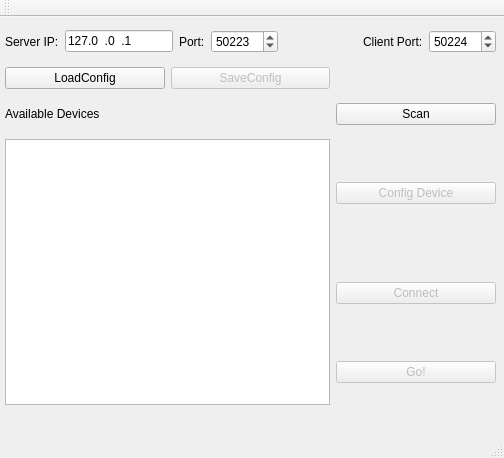
Above: Apps/g.Tec/g.NEEDaccess/src/mainwindow.ui from sccn/lsl_archived before the change. Below: the same form after it.
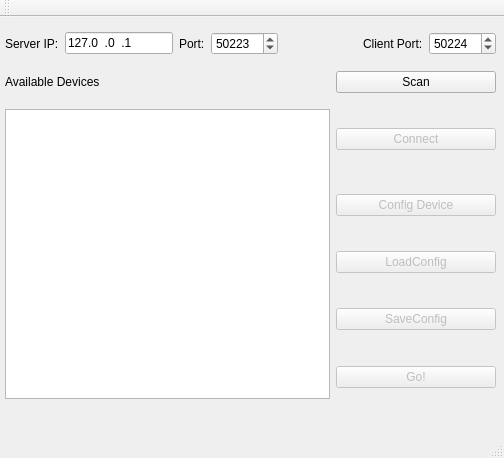
That is the form after the change.

Commit message: g.NEEDaccess - Preliminary GUI for g.USBamps

The edit to the form file:
```diff
--- a/Apps/g.Tec/g.NEEDaccess/src/mainwindow.ui
+++ b/Apps/g.Tec/g.NEEDaccess/src/mainwindow.ui
@@ -39,50 +39,6 @@
      <property name="horizontalSpacing">
       <number>6</number>
      </property>
-     <item row="3" column="0">
-      <widget class="QLabel" name="available_label">
-       <property name="text">
-        <string>Available Devices</string>
-       </property>
-      </widget>
-     </item>
-     <item row="6" column="2">
-      <widget class="QPushButton" name="goPushButton">
-       <property name="enabled">
-        <bool>false</bool>
-       </property>
-       <property name="text">
-        <string>Go!</string>
-       </property>
-      </widget>
-     </item>
-     <item row="3" column="2">
-      <widget class="QPushButton" name="scanPushButton">
-       <property name="text">
-        <string>Scan</string>
-       </property>
-      </widget>
-     </item>
-     <item row="5" column="2">
-      <widget class="QPushButton" name="connectPushButton">
-       <property name="enabled">
-        <bool>false</bool>
-       </property>
-       <property name="text">
-        <string>Connect</string>
-       </property>
-      </widget>
-     </item>
-     <item row="2" column="1">
-      <widget class="QPushButton" name="saveConfigPushButton">
-       <property name="enabled">
-        <bool>false</bool>
-       </property>
-       <property name="text">
-        <string>SaveConfig</string>
-       </property>
-      </widget>
-     </item>
      <item row="0" column="0" colspan="3">
       <layout class="QHBoxLayout" name="horizontalLayout">
        <item>
@@ -151,27 +107,21 @@
        </item>
       </layout>
      </item>
-     <item row="2" column="0">
-      <widget class="QPushButton" name="loadConfigPushButton">
-       <property name="enabled">
-        <bool>true</bool>
-       </property>
+     <item row="1" column="0">
+      <widget class="QLabel" name="available_label">
        <property name="text">
-        <string>LoadConfig</string>
+        <string>Available Devices</string>
        </property>
       </widget>
      </item>
-     <item row="4" column="2">
-      <widget class="QPushButton" name="devCfgPushButton">
-       <property name="enabled">
-        <bool>false</bool>
-       </property>
+     <item row="1" column="2">
+      <widget class="QPushButton" name="scanPushButton">
        <property name="text">
-        <string>Config Device</string>
+        <string>Scan</string>
        </property>
       </widget>
      </item>
-     <item row="4" column="0" rowspan="3" colspan="2">
+     <item row="2" column="0" rowspan="5" colspan="2">
       <widget class="QListWidget" name="availableListWidget">
        <property name="sizePolicy">
         <sizepolicy hsizetype="Expanding" vsizetype="Expanding">
@@ -196,6 +146,56 @@
        </property>
       </widget>
      </item>
+     <item row="2" column="2">
+      <widget class="QPushButton" name="connectPushButton">
+       <property name="enabled">
+        <bool>false</bool>
+       </property>
+       <property name="text">
+        <string>Connect</string>
+       </property>
+      </widget>
+     </item>
+     <item row="3" column="2">
+      <widget class="QPushButton" name="devCfgPushButton">
+       <property name="enabled">
+        <bool>false</bool>
+       </property>
+       <property name="text">
+        <string>Config Device</string>
+       </property>
+      </widget>
+     </item>
+     <item row="4" column="2">
+      <widget class="QPushButton" name="loadConfigPushButton">
+       <property name="enabled">
+        <bool>false</bool>
+       </property>
+       <property name="text">
+        <string>LoadConfig</string>
+       </property>
+      </widget>
+     </item>
+     <item row="5" column="2">
+      <widget class="QPushButton" name="saveConfigPushButton">
+       <property name="enabled">
+        <bool>false</bool>
+       </property>
+       <property name="text">
+        <string>SaveConfig</string>
+       </property>
+      </widget>
+     </item>
+     <item row="6" column="2">
+      <widget class="QPushButton" name="goPushButton">
+       <property name="enabled">
+        <bool>false</bool>
+       </property>
+       <property name="text">
+        <string>Go!</string>
+       </property>
+      </widget>
+     </item>
     </layout>
    </widget>
   </widget>
```
The commit also changes 5 other files.
